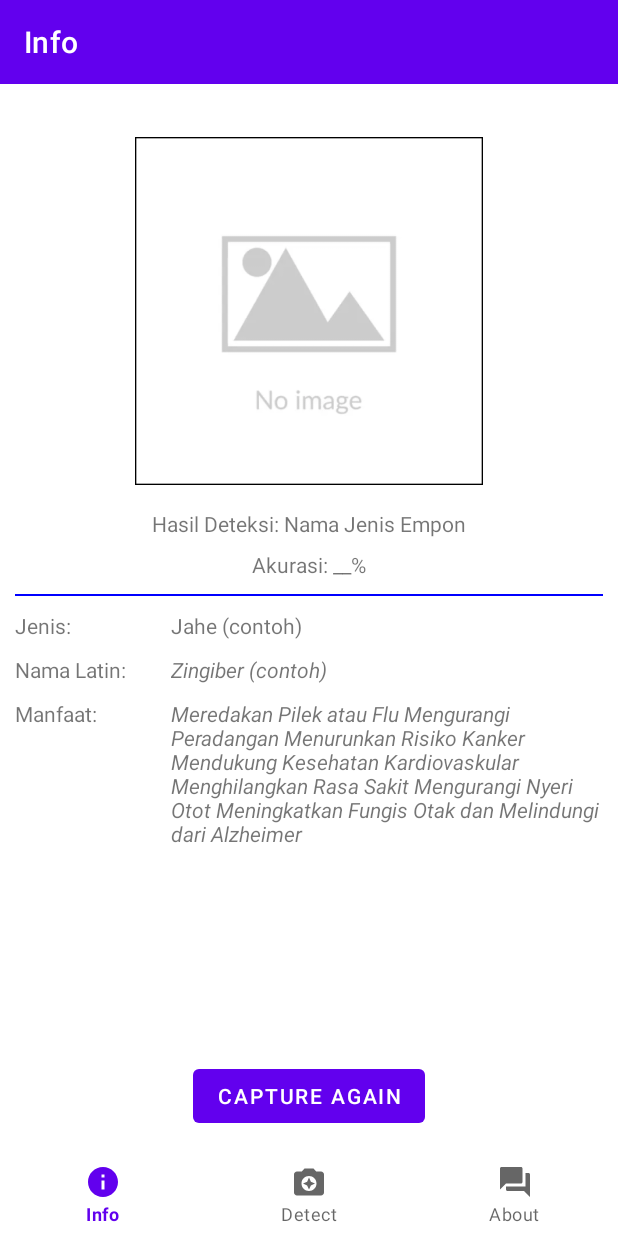
After one commit to owenlieyanto/Empon-App, an Android app: the fragment CaptureResultFragment placed in its activity, on a phone screen of 412 x 824 dp. The commit adds this screen. Run offline under Robolectric (Android 15) with nearby library versions, the phone set to English and light mode, and no system bars; our stand-ins replace Picasso, navigation-ui; libraries missing offline, so code that uses them is left out: com.github.doyaaaaaken.kotlincsv, org.apache.commons; pictures from the network do not load.

Commit message:
create CaptureResultFragment.kt

```diff
--- /dev/null
+++ b/app/src/main/java/com/example/empon_app/ui/detect/CaptureResultFragment.kt
@@ -0,0 +1,60 @@
+package com.example.empon_app.ui.detect
+
+import android.os.Bundle
+import androidx.fragment.app.Fragment
+import android.view.LayoutInflater
+import android.view.View
+import android.view.ViewGroup
+import com.example.empon_app.R
+
+// TODO: Rename parameter arguments, choose names that match
+// the fragment initialization parameters, e.g. ARG_ITEM_NUMBER
+private const val ARG_PARAM1 = "param1"
+private const val ARG_PARAM2 = "param2"
+
+/**
+ * A simple [Fragment] subclass.
+ * Use the [CaptureResultFragment.newInstance] factory method to
+ * create an instance of this fragment.
+ */
+class CaptureResultFragment : Fragment() {
+    // TODO: Rename and change types of parameters
+    private var param1: String? = null
+    private var param2: String? = null
+
+    override fun onCreate(savedInstanceState: Bundle?) {
+        super.onCreate(savedInstanceState)
+        arguments?.let {
+            param1 = it.getString(ARG_PARAM1)
+            param2 = it.getString(ARG_PARAM2)
+        }
+    }
+
+    override fun onCreateView(
+        inflater: LayoutInflater, container: ViewGroup?,
+        savedInstanceState: Bundle?
+    ): View? {
+        // Inflate the layout for this fragment
+        return inflater.inflate(R.layout.fragment_capture_result, container, false)
+    }
+
+    companion object {
+        /**
+         * Use this factory method to create a new instance of
+         * this fragment using the provided parameters.
+         *
+         * @param param1 Parameter 1.
+         * @param param2 Parameter 2.
+         * @return A new instance of fragment CaptureResultFragment.
+         */
+        // TODO: Rename and change types and number of parameters
+        @JvmStatic
+        fun newInstance(param1: String, param2: String) =
+            CaptureResultFragment().apply {
+                arguments = Bundle().apply {
+                    putString(ARG_PARAM1, param1)
+                    putString(ARG_PARAM2, param2)
+                }
+            }
+    }
+}
--- a/app/src/main/java/com/example/empon_app/ui/detect/DetectFragment.kt
+++ b/app/src/main/java/com/example/empon_app/ui/detect/DetectFragment.kt
@@ -16,12 +16,14 @@
 import android.widget.Toast
 import androidx.fragment.app.Fragment
 import androidx.lifecycle.ViewModelProvider
+import androidx.navigation.Navigation
 import com.android.volley.Request.Method.POST
 import com.android.volley.Response
 import com.android.volley.toolbox.Volley
 import com.example.empon_app.FileDataPart
 import com.example.empon_app.VolleyFileUploadRequest
 import com.example.empon_app.databinding.FragmentDetectBinding
+import com.example.empon_app.ui.info.InfoFragmentDirections
 import kotlinx.android.synthetic.main.fragment_detect.*
 import java.io.ByteArrayOutputStream
 import kotlin.collections.set
@@ -59,17 +61,19 @@
         buttonProcess.visibility = View.INVISIBLE
 
         buttonProcess.setOnClickListener {
-            // TODO: send pic to API, retrieve, navigate to CaptureResultFragment
-
             val bitmap = (imageViewDetect.drawable as BitmapDrawable).bitmap
             val baos = ByteArrayOutputStream()
             bitmap.compress(Bitmap.CompressFormat.JPEG, 100, baos)
             val imageToBeUploaded: ByteArray = baos.toByteArray()
 
-            Log.d("asdf", "imageToBeUploadedd = $imageToBeUploaded")
+            // TODO: use real API from internet
             val url = "http://10.0.2.2:5000/predict"
+            uploadImage(url, imageToBeUploaded)
 
-            uploadImage(url, imageToBeUploaded)
+            // TODO: navigate to CaptureResultFragment
+//            val emponId = emponList[position].id!!.toInt()
+//            val action = DetectFragmentDirections.actionNavigationDetectToCaptureResultFragment(emponId)
+//            Navigation.findNavController(it).navigate(action)
         }
 
         buttonUpload.setOnClickListener {
--- a/app/src/main/java/com/example/empon_app/ui/info/InfoEmponListAdapter.kt
+++ b/app/src/main/java/com/example/empon_app/ui/info/InfoEmponListAdapter.kt
@@ -18,7 +18,7 @@
 import kotlinx.android.synthetic.main.fragment_list_empon_card.view.*
 
 
-class InfoEmponListAdapter(val emponList: ArrayList<Empon>) :
+class InfoEmponListAdapter(private val emponList: ArrayList<Empon>) :
     RecyclerView.Adapter<InfoEmponListAdapter.EmponViewHolder>() {
 
     class EmponViewHolder(var view: View) : RecyclerView.ViewHolder(view)
--- a/app/src/main/java/com/example/empon_app/ui/info/InfoFragment.kt
+++ b/app/src/main/java/com/example/empon_app/ui/info/InfoFragment.kt
@@ -1,20 +1,16 @@
 package com.example.empon_app.ui.info
 
 import android.os.Bundle
-import android.util.Log
 import android.view.LayoutInflater
 import android.view.View
 import android.view.ViewGroup
 import androidx.fragment.app.Fragment
 import androidx.lifecycle.Observer
 import androidx.lifecycle.ViewModelProvider
-import androidx.navigation.Navigation
 import androidx.recyclerview.widget.LinearLayoutManager
 import com.example.empon_app.MainActivity
 import com.example.empon_app.R
-import com.example.empon_app.ui.about.AboutFragmentDirections
 import kotlinx.android.synthetic.main.fragment_info.*
-import kotlinx.android.synthetic.main.fragment_list_empon_card.*
 
 class InfoFragment : Fragment() {
     private lateinit var viewModel: ListEmponViewModel
--- /dev/null
+++ b/app/src/main/res/layout/fragment_capture_result.xml
@@ -0,0 +1,145 @@
+<?xml version="1.0" encoding="utf-8"?>
+<FrameLayout xmlns:android="http://schemas.android.com/apk/res/android"
+    xmlns:app="http://schemas.android.com/apk/res-auto"
+    xmlns:tools="http://schemas.android.com/tools"
+    android:layout_width="match_parent"
+    android:layout_height="match_parent"
+    tools:context=".ui.detect.CaptureResultFragment">
+
+    <androidx.constraintlayout.widget.ConstraintLayout
+        android:layout_width="match_parent"
+        android:layout_height="match_parent">
+
+        <ScrollView
+            android:layout_width="match_parent"
+            android:layout_height="wrap_content"
+            app:layout_constraintEnd_toEndOf="parent"
+            app:layout_constraintStart_toStartOf="parent"
+            app:layout_constraintTop_toTopOf="parent">
+
+            <androidx.constraintlayout.widget.ConstraintLayout
+                android:layout_width="match_parent"
+                android:layout_height="wrap_content"
+                android:paddingLeft="10dp"
+                android:paddingRight="10dp">
+
+                <View
+                    android:id="@+id/view2"
+                    android:layout_width="match_parent"
+                    android:layout_height="1dp"
+                    android:layout_marginTop="10dp"
+                    android:background="#FF0000FF"
+                    app:layout_constraintTop_toBottomOf="@+id/textViewAkurasiCR"
+                    tools:layout_editor_absoluteX="-16dp" />
+
+                <ImageView
+                    android:id="@+id/imageViewHasilDeteksi"
+                    android:layout_width="232dp"
+                    android:layout_height="232dp"
+                    android:layout_marginTop="25dp"
+                    android:scaleType="centerCrop"
+                    android:src="@drawable/img"
+                    app:layout_constraintEnd_toEndOf="parent"
+                    app:layout_constraintStart_toStartOf="parent"
+                    app:layout_constraintTop_toTopOf="parent" />
+
+                <TextView
+                    android:id="@+id/textViewHasilDeteksi"
+                    android:layout_width="wrap_content"
+                    android:layout_height="wrap_content"
+                    android:layout_marginTop="16dp"
+                    android:text="Hasil Deteksi: Nama Jenis Empon"
+                    app:layout_constraintEnd_toEndOf="parent"
+                    app:layout_constraintStart_toStartOf="parent"
+                    app:layout_constraintTop_toBottomOf="@+id/imageViewHasilDeteksi" />
+
+                <TextView
+                    android:id="@+id/textViewAkurasiCR"
+                    android:layout_width="wrap_content"
+                    android:layout_height="wrap_content"
+                    android:layout_marginTop="8dp"
+                    android:text="Akurasi: __%"
+                    app:layout_constraintEnd_toEndOf="@+id/textViewHasilDeteksi"
+                    app:layout_constraintStart_toStartOf="@+id/textViewHasilDeteksi"
+                    app:layout_constraintTop_toBottomOf="@+id/textViewHasilDeteksi" />
+
+                <TextView
+                    android:id="@+id/textView5"
+                    android:layout_width="wrap_content"
+                    android:layout_height="wrap_content"
+                    android:layout_marginTop="10dp"
+                    android:text="Jenis:"
+                    app:layout_constraintStart_toStartOf="parent"
+                    app:layout_constraintTop_toBottomOf="@+id/view2" />
+
+                <TextView
+                    android:id="@+id/textViewJenisCR"
+                    android:layout_width="wrap_content"
+                    android:layout_height="wrap_content"
+                    android:layout_marginStart="30dp"
+                    android:text="Jahe (contoh)"
+                    app:layout_constraintStart_toEndOf="@+id/textView6"
+                    app:layout_constraintTop_toTopOf="@+id/textView5" />
+
+                <TextView
+                    android:id="@+id/textViewNamaLatinCR"
+                    android:layout_width="wrap_content"
+                    android:layout_height="wrap_content"
+                    android:layout_marginStart="30dp"
+                    android:text="Zingiber (contoh)"
+                    android:textStyle="italic"
+                    app:layout_constraintStart_toEndOf="@+id/textView6"
+                    app:layout_constraintTop_toTopOf="@+id/textView6" />
+
+                <TextView
+                    android:id="@+id/textViewManfaatCR"
+                    android:layout_width="0dp"
+                    android:layout_height="wrap_content"
+                    android:text="Meredakan Pilek atau Flu Mengurangi Peradangan Menurunkan Risiko Kanker Mendukung Kesehatan Kardiovaskular Menghilangkan Rasa Sakit Mengurangi Nyeri Otot Meningkatkan Fungis Otak dan Melindungi dari Alzheimer"
+                    android:textStyle="italic"
+                    app:layout_constraintEnd_toEndOf="parent"
+                    app:layout_constraintHorizontal_bias="0.0"
+                    app:layout_constraintStart_toStartOf="@+id/textViewNamaLatinCR"
+                    app:layout_constraintTop_toTopOf="@+id/textView7" />
+
+                <TextView
+                    android:id="@+id/textView6"
+                    android:layout_width="wrap_content"
+                    android:layout_height="wrap_content"
+                    android:layout_marginTop="10dp"
+                    android:text="Nama Latin:"
+                    app:layout_constraintStart_toStartOf="@+id/textView5"
+                    app:layout_constraintTop_toBottomOf="@+id/textView5" />
+
+                <TextView
+                    android:id="@+id/textView7"
+                    android:layout_width="wrap_content"
+                    android:layout_height="wrap_content"
+                    android:layout_marginTop="10dp"
+                    android:text="Manfaat:"
+                    app:layout_constraintStart_toStartOf="@+id/textView6"
+                    app:layout_constraintTop_toBottomOf="@+id/textView6" />
+            </androidx.constraintlayout.widget.ConstraintLayout>
+        </ScrollView>
+
+        <TextView
+            android:id="@+id/textView10"
+            android:layout_width="0dp"
+            android:layout_height="75dp"
+            app:layout_constraintBottom_toBottomOf="parent"
+            app:layout_constraintEnd_toEndOf="parent"
+            app:layout_constraintHorizontal_bias="0.0"
+            app:layout_constraintStart_toStartOf="parent" />
+
+        <Button
+            android:id="@+id/buttonCaptureAgain"
+            android:layout_width="wrap_content"
+            android:layout_height="wrap_content"
+            android:text="Capture Again"
+            app:layout_constraintBottom_toBottomOf="parent"
+            app:layout_constraintEnd_toEndOf="parent"
+            app:layout_constraintStart_toStartOf="@+id/textView10"
+            app:layout_constraintTop_toTopOf="@+id/textView10" />
+    </androidx.constraintlayout.widget.ConstraintLayout>
+
+</FrameLayout>
--- a/app/src/main/res/navigation/mobile_navigation.xml
+++ b/app/src/main/res/navigation/mobile_navigation.xml
@@ -19,7 +19,11 @@
         android:id="@+id/navigation_detect"
         android:name="com.example.empon_app.ui.detect.DetectFragment"
         android:label="@string/title_detect"
-        tools:layout="@layout/fragment_detect" />
+        tools:layout="@layout/fragment_detect" >
+        <action
+            android:id="@+id/action_navigation_detect_to_captureResultFragment"
+            app:destination="@id/navigation_captureResultFragment" />
+    </fragment>
 
     <fragment
         android:id="@+id/navigation_about"
@@ -43,4 +47,13 @@
             android:name="idEmpon"
             app:argType="integer" />
     </fragment>
+    <fragment
+        android:id="@+id/navigation_captureResultFragment"
+        android:name="com.example.empon_app.ui.detect.CaptureResultFragment"
+        android:label="fragment_capture_result"
+        tools:layout="@layout/fragment_capture_result" >
+        <argument
+            android:name="empon_id"
+            app:argType="integer" />
+    </fragment>
 </navigation>
```
